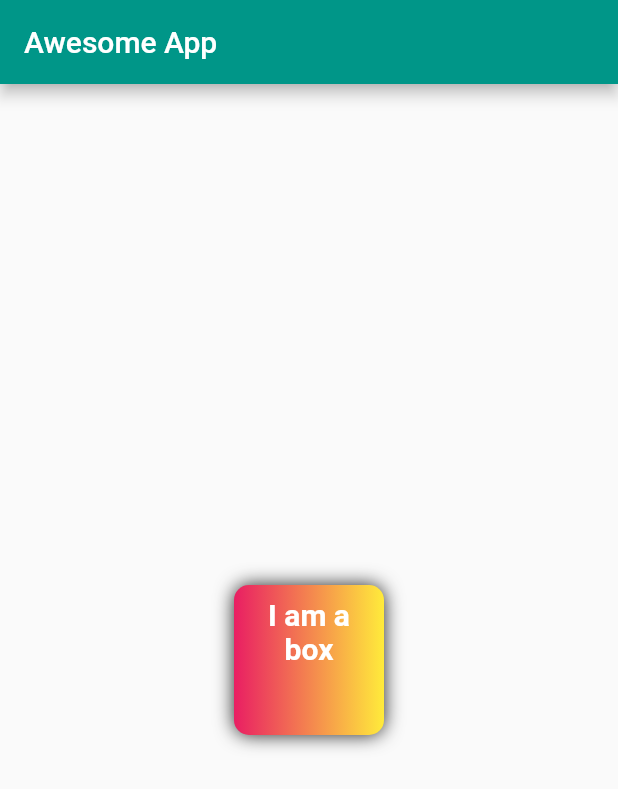
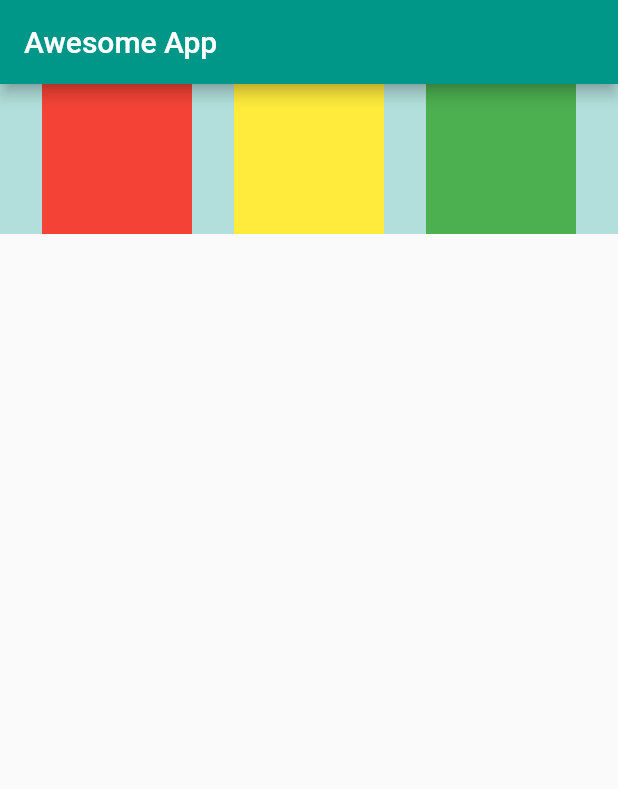
Before and after one commit to thedrivingforc/Flutter_practice, a Flutter app: the screen it shows after launch, on a phone screen of 412 x 824 dp. Shown: the top 789 px of the screen. Run offline on Flutter 3.47's test engine with Material 2 defaults, Android fonts, the light colour scheme and no system bars.

Commit message:
ch2 completed

```diff
--- a/lib/main.dart
+++ b/lib/main.dart
@@ -16,37 +16,42 @@ class Homepage extends StatelessWidget {
       appBar: AppBar(
         title: Text("Awesome App"),
       ),
-      body: Center(
-        child: Container(
+      body: Container(
+        height: 100,
+        // width: 500,
+        color: Colors.teal[100],
+        child: Row(
+          mainAxisAlignment: MainAxisAlignment.spaceEvenly,
+          crossAxisAlignment: CrossAxisAlignment.center,
+          children: [
+            Container(
               padding: const EdgeInsets.all(8),
               // color: Colors.red,
               width: 100,
               height: 100,
+              color: Colors.red,
               // clipBehavior: Clip.antiAlias,
               alignment: Alignment.topLeft,
-          decoration: BoxDecoration(
-              color: Colors.red,
-              // shape: BoxShape.circle,
-              borderRadius: BorderRadius.circular(10),
-              gradient: LinearGradient(colors: [
-                Colors.pink,
-                Colors.yellow,
-              ]),
-              boxShadow: [
-                BoxShadow(
-                  color: Colors.grey[900],
-                  blurRadius: 10,
-                )
-              ]),
-          child: Text(
-            "I am a box ",
-            textAlign: TextAlign.center,
-            style: TextStyle(
-              fontSize: 20,
-              color: Colors.white,
-              fontWeight: FontWeight.bold,
             ),
+            Container(
+              padding: const EdgeInsets.all(8),
+              // color: Colors.red,
+              width: 100,
+              height: 100,
+              color: Colors.yellow,
+              // clipBehavior: Clip.antiAlias,
+              alignment: Alignment.topLeft,
             ),
+            Container(
+              padding: const EdgeInsets.all(8),
+              // color: Colors.red,
+              width: 100,
+              height: 100,
+              color: Colors.green,
+              // clipBehavior: Clip.antiAlias,
+              alignment: Alignment.topLeft,
+            ),
+          ],
         ),
       ),
     );
```
Lines whose indentation alone changed are shown as unchanged.
